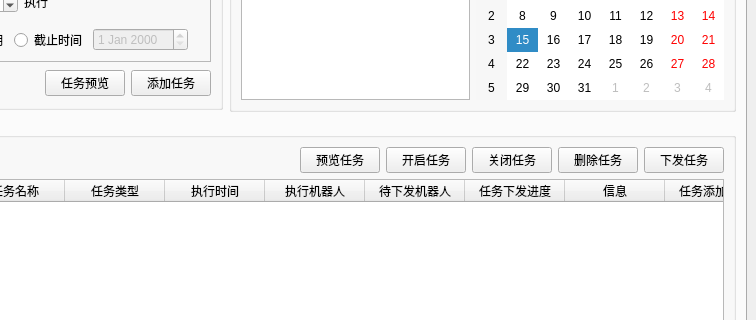
Above: python_test/python_test/ui_main.ui from myzonexu/git_test before the change; both pictures show x 268 to 1024 and y 188 to 508 of the 1024 by 700 pixel window. Below: the same form after it.
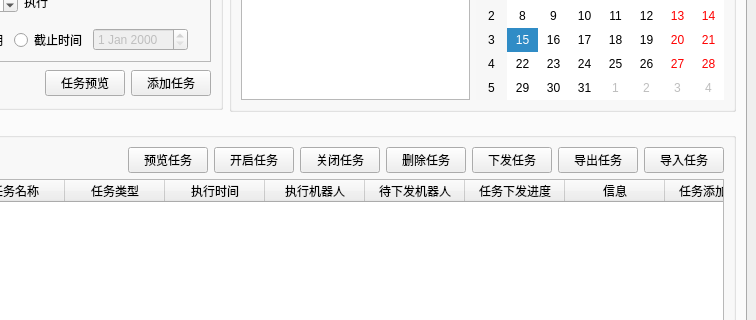
That is the form after the change. The open tabs and pages were chosen to show the change. Icons and pictures are not drawn.

Commit message: 增加计划任务导入导出json

Diff of the .ui file:
```diff
--- a/python_test/python_test/ui_main.ui
+++ b/python_test/python_test/ui_main.ui
@@ -2536,6 +2536,20 @@
                </property>
               </widget>
              </item>
+             <item>
+              <widget class="QPushButton" name="pushButton_export_plan">
+               <property name="text">
+                <string>导出任务</string>
+               </property>
+              </widget>
+             </item>
+             <item>
+              <widget class="QPushButton" name="pushButton_import_plan">
+               <property name="text">
+                <string>导入任务</string>
+               </property>
+              </widget>
+             </item>
             </layout>
            </item>
            <item>
```
The commit also changes 13 other files.
